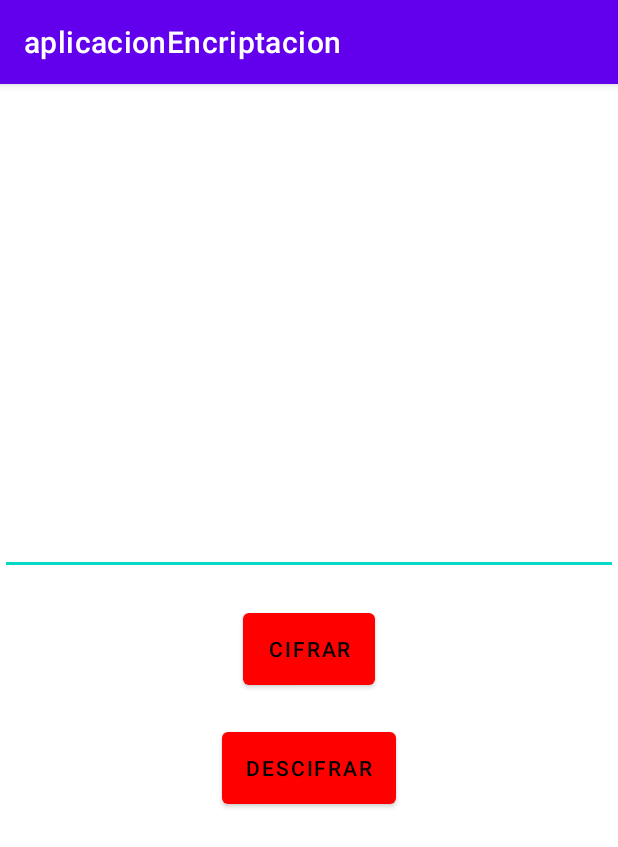
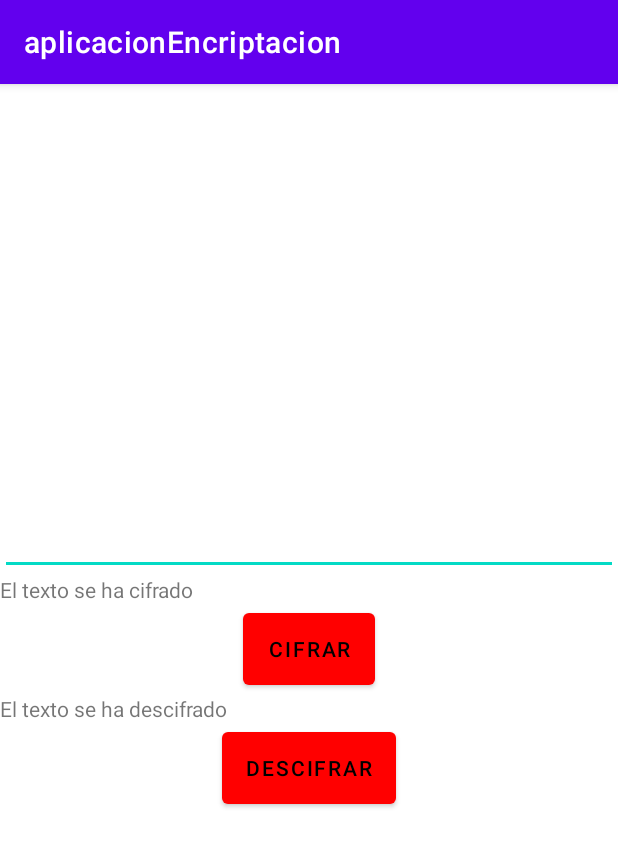
Before and after one commit to Estefano22/aplicacionEncriptacion, an Android app: the screen it shows after launch (MainActivity), on a phone screen of 412 x 824 dp. Shown: the top 847 px of the screen. Run offline under Robolectric (Android 15) with nearby library versions, the phone set to English and light mode, and no system bars.

```diff
--- a/app/src/main/java/com/example/aplicacionencriptacion/MainActivity.kt
+++ b/app/src/main/java/com/example/aplicacionencriptacion/MainActivity.kt
@@ -13,9 +13,10 @@ import javax.crypto.spec.SecretKeySpec
 class MainActivity : AppCompatActivity() {
     private lateinit var binding: ActivityMainBinding
 
-
-    val llave_para_encriptar: String = "askdhjlashjdkla"
-    val Tipo_cifrado: String = "AES/ECB/PKCS5Padding"
+companion object {
+    const val llave_para_encriptar = "12wertyu56uhj"
+    const val Tipo_cifrado = "AES/ECB/PKCS5Padding"
+}
 
     override fun onCreate(savedInstanceState: Bundle?) {
         super.onCreate(savedInstanceState)
@@ -47,15 +48,15 @@ class MainActivity : AppCompatActivity() {
         var llaveUtf8 = llaveEnString.toByteArray(Charsets.UTF_8)
         val sha = MessageDigest.getInstance("SHA-1")
         llaveUtf8 = sha.digest(llaveUtf8)
-        llaveUtf8 = llaveUtf8.copyOf(13)
+        llaveUtf8 = llaveUtf8.copyOf(16)
         return SecretKeySpec(llaveUtf8, "AES")
     }
 
     @Throws(BadPaddingException::class)
-    private fun descifrar(textoparadescifrado : String ) : String {
-        val cipher = Cipher.getInstance(llave_para_encriptar)
+    private fun descifrar(textoparadescifrar : String ) : String {
+        val cipher = Cipher.getInstance(Tipo_cifrado)
         cipher.init(Cipher.DECRYPT_MODE, getKey(llave_para_encriptar));
-        val textDescifrado = String(cipher.doFinal(Base64.getDecoder().decode(textoparadescifrado)))
+        val textDescifrado = String(cipher.doFinal(Base64.getDecoder().decode(textoparadescifrar)))
         return textDescifrado
     }
 
--- a/app/src/main/res/layout/activity_main.xml
+++ b/app/src/main/res/layout/activity_main.xml
@@ -11,7 +11,7 @@
 
     <EditText
         android:id="@+id/editText1"
-        android:text=""
+
         android:inputType="text"
         android:layout_width="match_parent"
         android:layout_height="wrap_content"
@@ -21,6 +21,8 @@
         android:id="@+id/TextView1"
         android:layout_width="match_parent"
         android:layout_height="wrap_content"
+        android:text="El texto se ha cifrado"
+
          />
 
 
@@ -38,7 +40,7 @@
         android:id="@+id/TextView2"
         android:layout_width="match_parent"
         android:layout_height="wrap_content"
-
+        android:text="El texto se ha descifrado"
         />
 
     <Button
```
